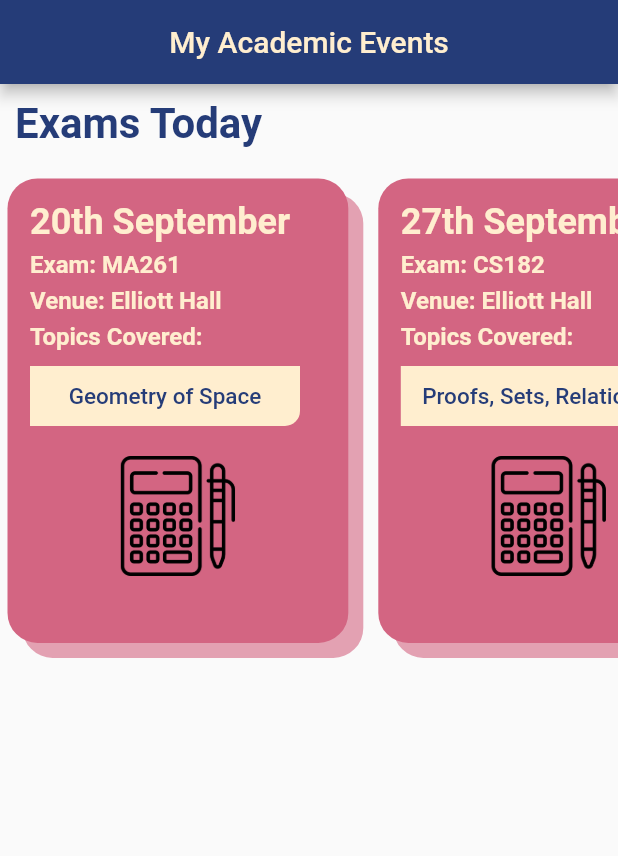
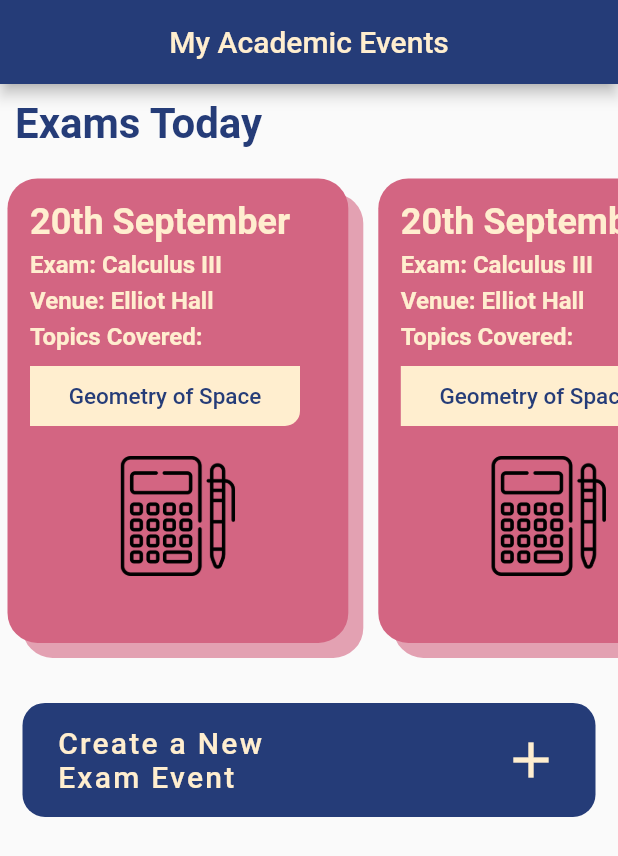
Before and after one commit to purdueflutter/basicflutterworkshop_app, a Flutter app: the screen it shows after launch, on a phone screen of 412 x 824 dp. Shown: the top 856 px of the screen. Run offline on Flutter 3.47's test engine with Material 2 defaults, Android fonts, the phone set to English and light mode, and no system bars; missing offline and left inert: dart:ffi.

Commit message:
create new exam button

```diff
--- a/lib/example.dart
+++ b/lib/example.dart
@@ -45,28 +45,52 @@ class _ExamplePageState extends State<ExamplePage> {
           ),
           SizedBox(
             height: MediaQuery.of(context).size.height * 0.4,
-            child: ListView(
+            child: ListView.builder(
               scrollDirection: Axis.horizontal,
-              children: [
-                ExamContainer(
-                  course: 'MA261',
-                  venue: 'Elliott Hall',
-                  topicsCovered: 'Geometry of Space',
-                  date: '20th September',
+              itemCount: 5,
+              itemBuilder: (context, index) => ExamContainer(),
+            ),
+          ),
+          SizedBox(height: 15),
+          Container(
+            alignment: Alignment.center,
+            padding: EdgeInsets.all(15),
+            child: TextButton(
+              onPressed: () {},
+              style: TextButton.styleFrom(
+                backgroundColor: darkBlueColor,
+                alignment: Alignment.center,
+                shape: RoundedRectangleBorder(
+                  borderRadius: BorderRadius.circular(15),
                 ),
-                ExamContainer(
-                  course: 'CS182',
-                  venue: 'Elliott Hall',
-                  topicsCovered: 'Proofs, Sets, Relations',
-                  date: '27th September',
+              ),
+              child: Container(
+                padding: EdgeInsets.symmetric(horizontal: 15),
+                height: 60,
+                child: Row(
+                  mainAxisAlignment: MainAxisAlignment.spaceBetween,
+                  children: <Widget>[
+                    Container(
+                      width: 180,
+                      child: Text(
+                        "Create a New Exam Event",
+                        style: TextStyle(
+                          color: lightColor,
+                          fontSize: 20,
+                          letterSpacing: 1.5,
+                        ),
+                      ),
+                    ),
+                    Container(
+                      child: Icon(
+                        Icons.add,
+                        color: lightColor,
+                        size: 40,
+                      ),
+                    )
+                  ],
                 ),
-                ExamContainer(
-                  course: 'CS240',
-                  venue: 'Elliott Hall',
-                  topicsCovered: 'Operators, Recursion',
-                  date: '25th September',
-                ),
-              ],
+              ),
             ),
           ),
         ],
@@ -76,17 +100,8 @@ class _ExamplePageState extends State<ExamplePage> {
 }
 
 class ExamContainer extends StatelessWidget {
-  final String date;
-  final String course;
-  final String venue;
-  final String topicsCovered;
-
   const ExamContainer({
     Key? key,
-    required this.course,
-    required this.venue,
-    required this.topicsCovered,
-    required this.date,
   }) : super(key: key);
 
   @override
@@ -117,7 +132,7 @@ class ExamContainer extends StatelessWidget {
                   Padding(
                     padding: EdgeInsets.only(bottom: 5),
                     child: Text(
-                      date,
+                      "20th September",
                       style: TextStyle(
                         color: lightColor,
                         fontSize: 24.0,
@@ -125,11 +140,11 @@ class ExamContainer extends StatelessWidget {
                       ),
                     ),
                   ),
-                  TextBox(text: "Exam: ${course}"),
-                  TextBox(text: "Venue: ${venue}"),
+                  TextBox(text: "Exam: Calculus III"),
+                  TextBox(text: "Venue: Elliot Hall"),
                   TextBox(text: "Topics Covered:"),
                   SizedBox(height: 5),
-                  ExamBox(topic: topicsCovered),
+                  ExamBox(topic: "Geometry of Space"),
                   SizedBox(height: 20),
                   Container(
                     alignment: Alignment.center,
```
